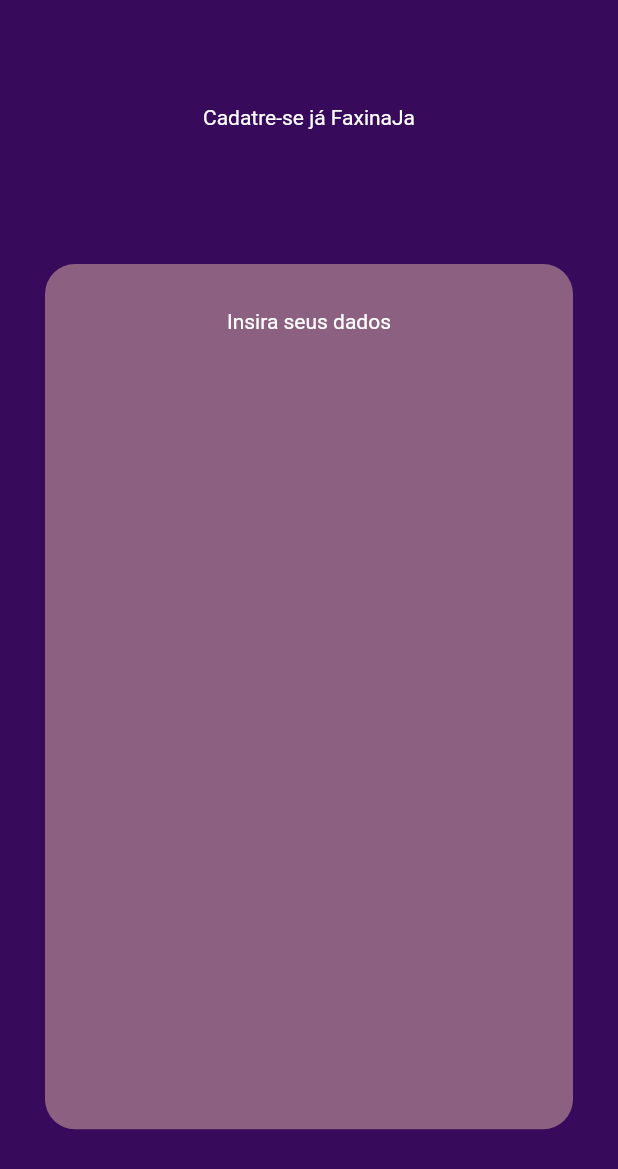
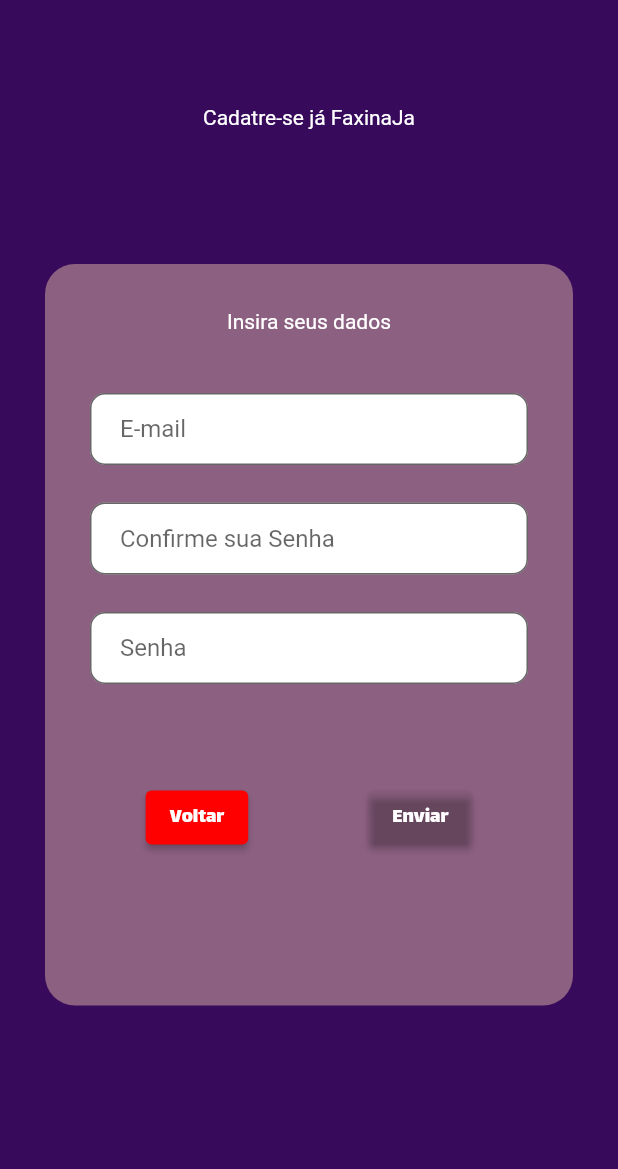
Before and after one commit to jlucaslopes/FaxinaJa, a Flutter app: the CadastreJaScreen screen opened directly, on a phone screen of 412 x 824 dp. Shown: the top 1169 px of the screen. Run offline on Flutter 3.47's test engine with Material 2 defaults, Android fonts, the phone set to English and light mode, and no system bars.

Commit message:
Adcionando formulario de cadastro

```diff
--- a/lib/screens/login/cadastreJa.dart
+++ b/lib/screens/login/cadastreJa.dart
@@ -1,3 +1,5 @@
+import 'dart:ui';
+
 import 'package:flutter/cupertino.dart';
 import 'package:flutter/material.dart';
 
@@ -39,7 +41,7 @@ class _CadastreJaScreenState extends State<CadastreJaScreen> {
       child: Stack(children: [
         Container(
           width: size.width - 60,
-          height: size.height * 0.7,
+          height: size.height * 0.6,
           decoration: BoxDecoration(
             color: Color.fromRGBO(140, 96, 129, 100),
             borderRadius: BorderRadius.circular(20),
@@ -51,10 +53,13 @@ class _CadastreJaScreenState extends State<CadastreJaScreen> {
   }
 
   Widget getForm() {
-    return Column(
+    return Form(
+      key: _form,
+      child: Column(
         children: [
           Padding(
-          padding: const EdgeInsets.only(left: 105, right: 105, top: 30),
+            padding: const EdgeInsets.only(
+                left: 105, right: 105, top: 30, bottom: 40),
             child: Text(
               "Insira seus dados",
               style: TextStyle(
@@ -62,8 +67,80 @@ class _CadastreJaScreenState extends State<CadastreJaScreen> {
               ),
             ),
           ),
-        Form(key: _form, child: Container())
+          inputTextField(null, null, "E-mail"),
+          inputTextField(null, null, "Confirme sua Senha"),
+          inputTextField(null, null, "Senha"),
+          Row(
+            mainAxisAlignment: MainAxisAlignment.center,
+            children: [
+              Padding(
+                padding: const EdgeInsets.all(40),
+                child: ElevatedButton(
+                  style: ButtonStyle(
+                    backgroundColor: MaterialStateProperty.all<Color>(
+                        Color.fromRGBO(255, 0, 0, 100)),
+                  ),
+                  onPressed: () {
+                    Navigator.pop(context);
+                  },
+                  child: Text(
+                    "Voltar",
+                    style:
+                        TextStyle(fontFamily: "Lalezar", color: Colors.white),
+                  ),
+                ),
+              ),
+              Padding(
+                padding: const EdgeInsets.all(40),
+                child: ElevatedButton(
+                  style: ButtonStyle(
+                    backgroundColor: MaterialStateProperty.all<Color>(
+                        Color.fromRGBO(255, 0, 0, 0)),
+                  ),
+                  onPressed: () {
+                    Navigator.pop(context);
+                  },
+                  child: Text(
+                    "Enviar",
+                    style:
+                        TextStyle(fontFamily: "Lalezar", color: Colors.white),
+                  ),
+                ),
+              ),
             ],
+          )
+        ],
+      ),
     );
   }
 }
+
+Widget inputTextField(bool? isPassword, TextInputType? inputType, String name) {
+  return Padding(
+    padding: const EdgeInsets.only(left: 30, right: 30, bottom: 25),
+    child: TextFormField(
+      keyboardType: inputType == null ? TextInputType.name : inputType,
+      obscureText: isPassword == null ? false : isPassword,
+      decoration: InputDecoration(
+        hintText: name,
+        labelStyle: TextStyle(
+          color: Colors.black,
+          fontSize: 15,
+        ),
+        fillColor: Colors.white,
+        filled: true,
+        contentPadding:
+            new EdgeInsets.symmetric(vertical: 10.0, horizontal: 20.0),
+        border: OutlineInputBorder(
+            borderRadius: const BorderRadius.all(Radius.circular(10.0))),
+      ),
+      validator: (value) {
+        if ("" == value) {
+          return "Required";
+        } else {
+          return null;
+        }
+      },
+    ),
+  );
+}
```
Lines whose indentation alone changed are shown as unchanged.
